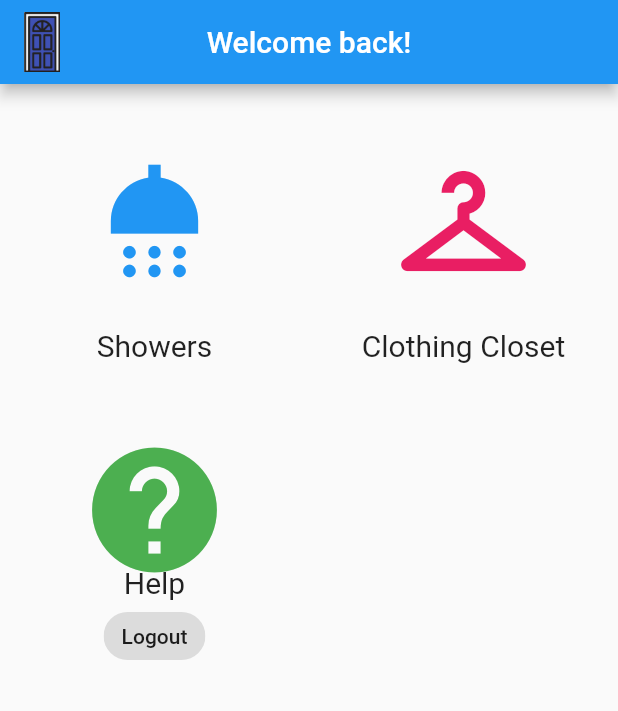
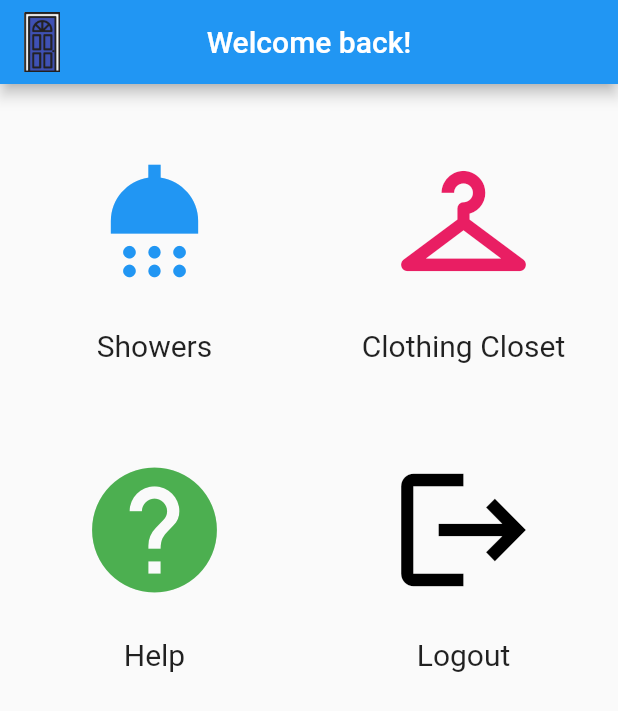
Before and after one commit to elizabethrlemar/AndreHouse, a Flutter app: the AnonHomePage screen opened directly, on a phone screen of 412 x 824 dp. Shown: the top 711 px of the screen. Run offline on Flutter 3.47's test engine with Material 2 defaults, Android fonts, the phone set to English and light mode, and no system bars; our stand-ins replace cloud_firestore, firebase_auth, firebase_core; accounts and stored records are empty.

```diff
--- a/lib/AnonPages/anon_homepage.dart
+++ b/lib/AnonPages/anon_homepage.dart
@@ -103,13 +103,33 @@ class _MyHomePageState extends State<AnonHomePage> {
                             'Help',
                             style: TextStyle(fontSize: 20),
                           ),
-                          ActionChip(label: const Text("Logout"), onPressed: () {
-                            Navigator.push(
-                                context,
-                                MaterialPageRoute(builder: (context) => const HomeScreen()));
-                          }),
                         ],
                       )
+                    ),
+                  ),
+                  Expanded(
+                    child: Container(
+                        padding: const EdgeInsets.all(20),
+                        alignment: Alignment.center,
+                        child: Column(
+                          children: <Widget>[
+                            Expanded(
+                              child: IconButton(
+                                  icon: const Icon(Icons.logout),
+                                  iconSize: 100,
+                                  color: Colors.black,
+                                  onPressed: (){
+                                    Navigator.push(
+                                      context,
+                                      MaterialPageRoute(builder: (context) => const HomeScreen()),
+                                    );}
+                              ),),
+                            const Text(
+                              "Logout",
+                              style: TextStyle(fontSize: 20),
+                            ),
+                          ],
+                        )
                     ),
                   ),
                 ],
```
